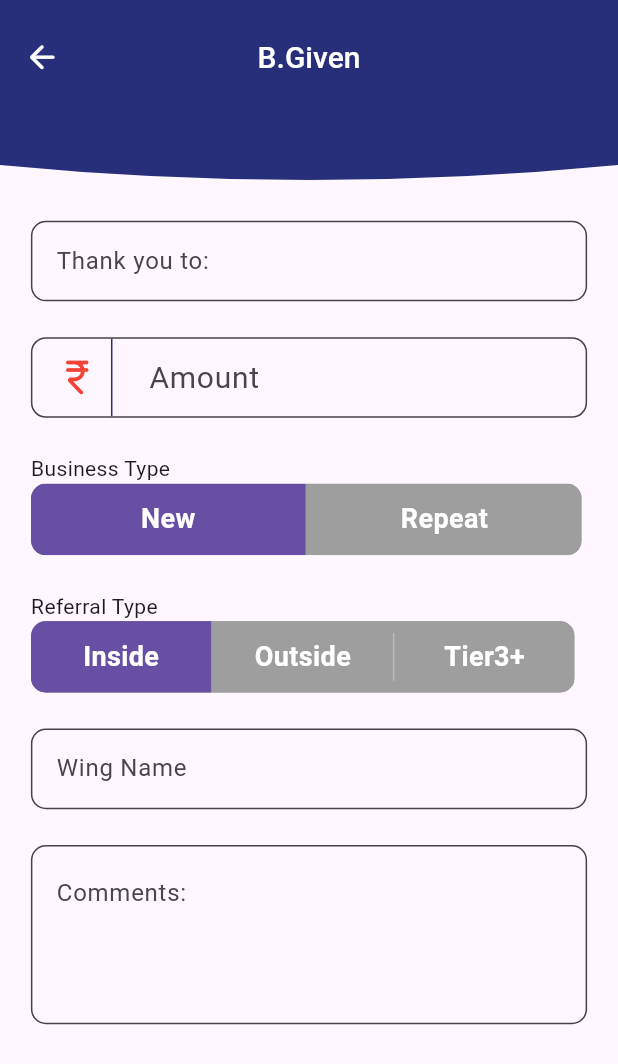
After one commit to komalweetech/business_networking_kpvs, a Flutter app: the TurnOverScreen screen opened by its route, after a tap on the "add" icon, on a phone screen of 412 x 824 dp. The commit adds this screen. Shown: the top 1064 px of the screen. Run offline on Flutter 3.47's test engine with Material 3 defaults, Android fonts, the phone set to English and light mode, and no system bars; drawn by our look-alikes of toggle_switch; our stand-ins replace firebase_auth, firebase_core, flutter_otp_text_field, flutter_screenutil, get, image_cropper and 2 more; accounts and stored records are empty.

Commit message:
turnOver screen

```diff
--- a/lib/Config/BaseColors.dart
+++ b/lib/Config/BaseColors.dart
@@ -13,6 +13,8 @@ class AppColor{
 
    static Color textBlackColor = const Color(0xff000000);
    static Color textWhiteColor = const Color(0xffffffff);
+   static Color textfieldBoderColor = const Color(0xff444444);
+   static Color textfieldBackgroundColor = const Color(0xffedf0f9);
    static Color semiTitleColor = const Color(0xffa0cbab);
    static Color cancelbutton = const Color(0xffec5555);
 }
--- a/lib/Utils/commonWidget/common_tab_appbar.dart
+++ b/lib/Utils/commonWidget/common_tab_appbar.dart
@@ -33,12 +33,12 @@ class _CommonTabAppbarState extends State<CommonTabAppbar> {
       backgroundColor: AppColor.kPrimaryColor,
       centerTitle: true,
       title:  Padding(
-        padding:  EdgeInsets.only(top: 25.r),
+        padding:  EdgeInsets.only(top: 20.r),
         child:  Text(widget.title, style: TextStyle(fontSize: 25, fontWeight: FontWeight.w500, color: Colors.white),
         ),
       ),
       leading: Padding(
-        padding:  EdgeInsets.only(top: 25.r),
+        padding:  EdgeInsets.only(top: 20.r),
         child: IconButton(
           icon: const Icon(
             Icons.arrow_back_rounded,
--- a/lib/Utils/commonWidget/common_turnover_card.dart
+++ b/lib/Utils/commonWidget/common_turnover_card.dart
@@ -16,27 +16,26 @@ class CommonTurnOverCard extends StatelessWidget {
       child: Container(
         height: 130.h,
         child: Card(
-          color: AppColor.kSecondPrimaryColor,
+          color: AppColor.textWhiteColor,
           child: Padding(
             padding: EdgeInsets.symmetric(vertical: 13.r, horizontal: 13.r),
             child: Column(
               crossAxisAlignment: CrossAxisAlignment.start,
               children: [
-                 Text(businessName, style: TextStyle(fontSize: 20, fontWeight: FontWeight.w900),
-                ),
-                SizedBox(height: 10.h,),
                  Row(
                    mainAxisAlignment: MainAxisAlignment.spaceBetween,
                    children: [
-                    Text("Person: ${personName} ", style: TextStyle(
-                        fontSize: 16, color: AppColor.textBlackColor),
-                    ),
+                     Text(businessName, style: TextStyle(fontSize: 20, fontWeight: FontWeight.w900),),
                      Text(date, style: TextStyle(
                          color: AppColor.textBlackColor,
                          fontSize: 15,
                          fontWeight: FontWeight.w500),
                      ),
                    ],
+                 ),
+                SizedBox(height: 10.h,),
+                Text("Person: ${personName} ", style: TextStyle(
+                    fontSize: 16, color: AppColor.textBlackColor),
                 ),
                 Row(
                   children: [
@@ -47,7 +46,8 @@ class CommonTurnOverCard extends StatelessWidget {
                         fontSize: 16, color: AppColor.textBlackColor),
                     )
                   ],
-                )
+                ),
+                Text("Business type: ${"V2V"}",style: TextStyle(fontSize: 16, color: AppColor.textBlackColor),)
               ],
             ),
           ),
--- a/lib/module/auth/view/screen/Login_Screen.dart
+++ b/lib/module/auth/view/screen/Login_Screen.dart
@@ -8,8 +8,7 @@ import 'package:kpvs/Config/Images.dart';
 import 'package:kpvs/Config/Strings.dart';
 
 import '../../dependencies/auth_dependencies.dart';
-import 'package:permission_handler/permission_handler.dart';
-import 'package:contacts_service/contacts_service.dart';
+
 
 class LoginScreen extends StatefulWidget {
   const LoginScreen({Key? key}) : super(key: key);
--- a/lib/module/group/view/screen/group_drawer.dart
+++ b/lib/module/group/view/screen/group_drawer.dart
@@ -1,4 +1,5 @@
 import 'package:flutter/material.dart';
+import 'package:kpvs/Utils/commonWidget/common_simple_appbar.dart';
 
 class GroupDrawer extends StatefulWidget {
   const GroupDrawer({super.key});
@@ -11,6 +12,7 @@ class _GroupDrawerState extends State<GroupDrawer> {
   @override
   Widget build(BuildContext context) {
     return const Scaffold(
+      appBar: CommonAppBar(title: "Group",),
       body: Center(
         child: Text("Group drawer"),
       ),
--- /dev/null
+++ b/lib/module/turnOver/view/Screen/add_give_business.dart
@@ -0,0 +1,171 @@
+import 'package:flutter/material.dart';
+import 'package:flutter_screenutil/flutter_screenutil.dart';
+import 'package:kpvs/Config/BaseColors.dart';
+import 'package:kpvs/Utils/commonWidget/common_simple_appbar.dart';
+import 'package:toggle_switch/toggle_switch.dart';
+
+class AddGiveBusiness extends StatefulWidget {
+  const AddGiveBusiness({super.key});
+
+  @override
+  State<AddGiveBusiness> createState() => _AddGiveBusinessState();
+}
+
+class _AddGiveBusinessState extends State<AddGiveBusiness> {
+  int selectedButtonIndex = 0;
+
+  @override
+  Widget build(BuildContext context) {
+    return  Scaffold(
+      appBar: const CommonAppBar(title: "B.Given",),
+      body: Padding(
+        padding:  EdgeInsets.only(top: 15.r,bottom: 15.r,left: 18.r,right: 18.r),
+        child: SingleChildScrollView(
+          physics: ScrollPhysics(),
+          child: Column(
+            // mainAxisAlignment: MainAxisAlignment.spaceAround,
+            crossAxisAlignment: CrossAxisAlignment.start,
+            children: [
+              Container(
+                height: 45.h,
+                decoration: BoxDecoration(
+                  // color: AppColor.textfieldBackgroundColor,
+                  borderRadius: BorderRadius.circular(10),
+                    border: Border.all(color: AppColor.textfieldBoderColor)
+                ),
+                child:  const TextField(
+                  cursorColor: Colors.black,
+                  style: TextStyle(fontSize: 20, fontWeight: FontWeight.w300, color: Colors.black),
+                  decoration: InputDecoration(
+                    labelText: 'Thank you to:',
+                    floatingLabelBehavior: FloatingLabelBehavior.never,
+                    border: OutlineInputBorder(
+                      borderSide: BorderSide.none
+                    )
+                  ),
+                ),
+              ),
+              SizedBox(height: 20.h,),
+              Container(
+                height: 45.h,
+                decoration: BoxDecoration(
+                  // color: AppColor.textfieldBackgroundColor,
+                    borderRadius: BorderRadius.circular(10),
+                    border: Border.all(color: AppColor.textfieldBoderColor)
+                ),
+                child: Padding(
+                  padding:  EdgeInsets.only(left: 13.r,right: 13.r),
+                  child: Row(
+                    children: [
+                      const Icon(Icons.currency_rupee_rounded,color: Colors.red,size: 30,),
+                     VerticalDivider(color: AppColor.kPrimaryColor,),
+                      Expanded(
+                          child: Padding(
+                            padding: EdgeInsets.only(right: 10.r,left: 10.r),
+                            child: const TextField(
+                              cursorColor: Colors.black,
+                              style: TextStyle(fontSize: 20, color: Colors.black),
+                              decoration: InputDecoration(
+                                hintText: ' Amount',
+                                border: InputBorder.none, // Remove border of the text field
+                              ),
+                            ),
+                          ))
+                    ],
+                  ),
+                )
+              ),
+              SizedBox(height: 20.h,),
+              const Text("Business Type"),
+             ToggleSwitch(
+               minHeight: 40.h,
+               minWidth: 160.w,
+               initialLabelIndex: 0,
+               cornerRadius: 10,
+               activeFgColor: AppColor.kPrimaryColor,
+               inactiveBgColor: Colors.grey,
+               totalSwitches: 2,
+               customTextStyles: const [
+                 TextStyle(color: Colors.white,fontSize: 18,fontWeight: FontWeight.w600),
+                 TextStyle(color: Colors.white,fontSize: 18,fontWeight: FontWeight.w600),
+               ],
+               labels: ['New','Repeat'],
+               centerText: true,
+               fontSize: 18,
+               onToggle: (index) {
+                 print('switched to: $index');
+               },
+
+             ),
+              SizedBox(height: 20.h,),
+              const Text("Referral Type"),
+              ToggleSwitch(
+                minHeight: 40.h,
+                minWidth: 105.w,
+                initialLabelIndex: 0,
+                cornerRadius: 10,
+                activeFgColor: AppColor.kPrimaryColor,
+                inactiveBgColor: Colors.grey,
+                totalSwitches: 3,
+                customTextStyles: const [
+                  TextStyle(color: Colors.white,fontSize: 18,fontWeight: FontWeight.w600),
+                  TextStyle(color: Colors.white,fontSize: 18,fontWeight: FontWeight.w600),
+                  TextStyle(color: Colors.white,fontSize: 18,fontWeight: FontWeight.w600),
+                ],
+                labels: ['Inside','Outside','Tier3+'],
+                centerText: true,
+                fontSize: 18,
+                onToggle: (index) {
+                  print('switched to: $index');
+                },
+
+              ),
+              SizedBox(height: 20.h,),
+              Container(
+                height: 45.h,
+                decoration: BoxDecoration(
+                  // color: AppColor.textfieldBackgroundColor,
+                    borderRadius: BorderRadius.circular(10),
+                    border: Border.all(color: AppColor.textfieldBoderColor)
+                ),
+                child:  const TextField(
+                  cursorColor: Colors.black,
+                  style: TextStyle(fontSize: 20, fontWeight: FontWeight.w300, color: Colors.black),
+                  decoration: InputDecoration(
+                      labelText: 'Wing Name',
+                      floatingLabelBehavior: FloatingLabelBehavior.never,
+                      border: OutlineInputBorder(
+                          borderSide: BorderSide.none
+                      )
+                  ),
+                ),
+              ),
+              SizedBox(height: 20.h,),
+              Container(
+                height: 100.h,
+                width: double.infinity,
+                decoration: BoxDecoration(
+                  borderRadius: BorderRadius.circular(10),
+                    border: Border.all(color: AppColor.textfieldBoderColor)
+                ),
+                child: const TextField(
+                  cursorColor: Colors.black,
+                  style: TextStyle(fontSize: 20, fontWeight: FontWeight.w300, color: Colors.black),
+                  decoration: InputDecoration(
+                      labelText: 'Comments:',
+                      floatingLabelBehavior: FloatingLabelBehavior.never,
+                      border: OutlineInputBorder(
+                          borderSide: BorderSide.none
+                      )
+                  ),
+                ),
+              ),
+
+            ],
+          ),
+        ),
+      ),
+    );
+
+  }
+}
--- a/lib/module/turnOver/view/Screen/turnOver_screen.dart
+++ b/lib/module/turnOver/view/Screen/turnOver_screen.dart
@@ -1,5 +1,7 @@
 import 'package:flutter/material.dart';
+import 'package:flutter_screenutil/flutter_screenutil.dart';
 import 'package:kpvs/Config/BaseColors.dart';
+import 'package:kpvs/module/turnOver/view/Screen/add_give_business.dart';
 import 'package:kpvs/module/turnOver/view/widget/takeBusinessTab.dart';
 
 import '../../../../Config/Images.dart';
@@ -14,18 +16,36 @@ class TurnOverScreen extends StatefulWidget {
 }
 
 class _TurnOverScreenState extends State<TurnOverScreen> {
+
   @override
   Widget build(BuildContext context) {
-    return  const DefaultTabController(
+    return  DefaultTabController(
         length: 2,
         child: Scaffold(
-            appBar: CommonTabAppbar(title: "TurnOver",tabText1: "Give Business",tabText2: "Take Business",
-              tabIcon1: AppImages.give_business_icon ,tabIcon2: AppImages.take_business_icon ),
+            appBar: const CommonTabAppbar(
+                title: "TurnOver",
+                tabText1: "Give Business",
+                tabText2: "Take Business",
+                tabIcon1: AppImages.give_business_icon ,
+                tabIcon2: AppImages.take_business_icon ),
             backgroundColor: Colors.white,
-            body: TabBarView(children: [
+            body: const TabBarView(children: [
               GiveBusinessTab(), // Content for the first tab
               TakeBusinessTab(),
-            ])
+            ]),
+          floatingActionButton: Padding(
+            padding:  EdgeInsets.only(right: 10.r,bottom: 10.r),
+            child: FloatingActionButton(
+              shape: const CircleBorder(),
+                onPressed: () {
+                  Navigator.push(
+                    context, MaterialPageRoute(builder: (context) => const AddGiveBusiness()),
+                  );
+                },
+              backgroundColor: AppColor.kPrimaryColor,
+              child: const Icon(Icons.add,color: Colors.white,size: 30,),
+            ),
+          ),
         )
     );
   }
--- a/lib/module/turnOver/view/widget/giveBusinessTab.dart
+++ b/lib/module/turnOver/view/widget/giveBusinessTab.dart
@@ -1,10 +1,6 @@
-import 'dart:math';
-
 import 'package:flutter/cupertino.dart';
 import 'package:flutter/material.dart';
 import 'package:flutter/widgets.dart';
-import 'package:flutter_screenutil/flutter_screenutil.dart';
-import 'package:kpvs/Config/BaseColors.dart';
 import 'package:kpvs/Utils/commonWidget/common_turnover_card.dart';
 
 class GiveBusinessTab extends StatefulWidget {
--- a/lib/module/user/view/screen/userDetail_screen.dart
+++ b/lib/module/user/view/screen/userDetail_screen.dart
@@ -1,8 +1,6 @@
-import 'dart:math';
 
-import 'package:flutter/cupertino.dart';
+
 import 'package:flutter/material.dart';
-import 'package:flutter/widgets.dart';
 import 'package:flutter_screenutil/flutter_screenutil.dart';
 import 'package:kpvs/Config/BaseColors.dart';
 import 'package:kpvs/Utils/commonWidget/common_simple_appbar.dart';
@@ -18,7 +16,7 @@ class _UserDetailScreenState extends State<UserDetailScreen> {
   @override
   Widget build(BuildContext context) {
     return  Scaffold(
-      appBar: CommonAppBar(title: "User Details",),
+      appBar: const CommonAppBar(title: "User Details",),
       body: Padding(
         padding:  EdgeInsets.symmetric(vertical: 15.r,horizontal: 15.r),
         child: SingleChildScrollView(
--- a/pubspec.yaml
+++ b/pubspec.yaml
@@ -38,8 +38,7 @@ dependencies:
   image_picker: ^1.0.7
   image_cropper: ^5.0.1
   qr_code_scanner: ^1.0.1
-  contacts_service: ^0.6.3
-  permission_handler: ^11.3.0
+  toggle_switch: ^2.2.1
 
 
   # The following adds the Cupertino Icons font to your application.
```
Also changed, not shown: lib/module/turnOver/view/Screen/add_take_business.dart (added, +169 -0 lines), pubspec.lock. Lines whose indentation alone changed are shown as unchanged.
